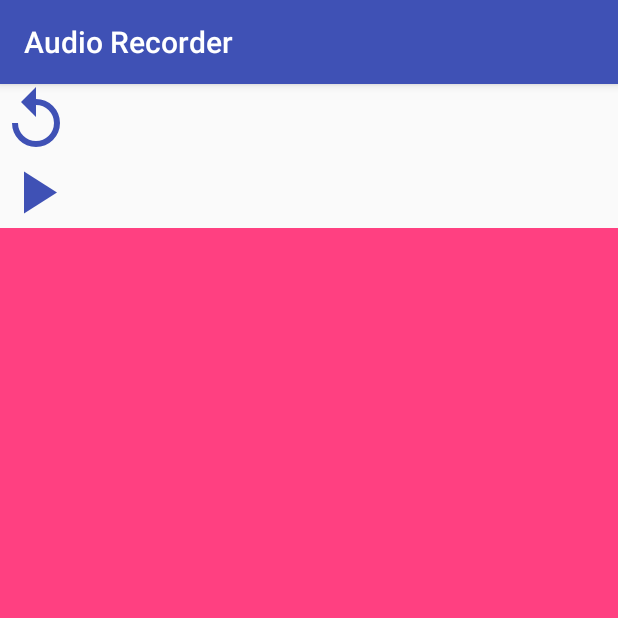
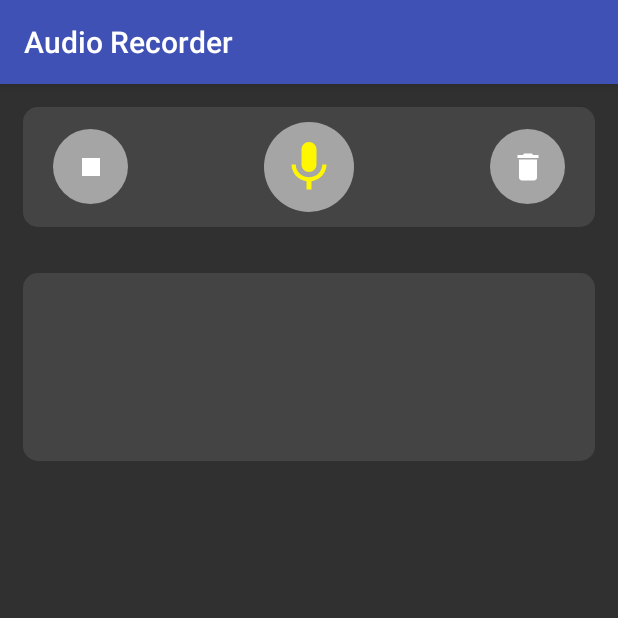
Before and after one commit to vivekweb2014/audio-recorder, an Android app: the screen it shows after launch (MainActivity), on a phone screen of 412 x 824 dp, the top half of it. Run offline under Robolectric (Android 15) with nearby library versions, the phone set to English and light mode, and no system bars; 1 statement that could not run was skipped.

Commit message:
Update the design to match with prototype

```diff
--- a/app/src/main/java/com/wirehall/audiorecorder/MainActivity.java
+++ b/app/src/main/java/com/wirehall/audiorecorder/MainActivity.java
@@ -29,7 +29,6 @@ public class MainActivity extends AppCompatActivity implements VisualizerFragmen
         setContentView(R.layout.main_activity);
     }
 
-
     private void initialize() {
         if (android.os.Build.VERSION.SDK_INT >= android.os.Build.VERSION_CODES.M
                 && checkSelfPermission(Manifest.permission.RECORD_AUDIO) != PackageManager.PERMISSION_GRANTED) {
@@ -44,26 +43,17 @@ public class MainActivity extends AppCompatActivity implements VisualizerFragmen
         mediaPlayer.setLooping(false);
     }
 
-    public void playPauseBtnClicked(ImageButton btnPlayPause) {
+    public void recordPauseBtnClicked(View view) {
+        ImageButton btnRecordPause = (ImageButton) view;
         if (mediaPlayer != null) {
             if (mediaPlayer.isPlaying()) {
                 mediaPlayer.pause();
-                btnPlayPause.setImageDrawable(ContextCompat.getDrawable(this, R.drawable.ic_play_red_48dp));
+                btnRecordPause.setImageDrawable(ContextCompat.getDrawable(this, R.drawable.ic_mic_black_24dp));
             } else {
                 mediaPlayer.start();
-                btnPlayPause.setImageDrawable(ContextCompat.getDrawable(this, R.drawable.ic_pause_red_48dp));
+                btnRecordPause.setImageDrawable(ContextCompat.getDrawable(this, R.drawable.ic_pause_black_24dp));
             }
         }
-    }
-
-    public void replay(View view) {
-        if (mediaPlayer != null) {
-            mediaPlayer.seekTo(0);
-        }
-    }
-
-    public void playPause(View view) {
-        playPauseBtnClicked((ImageButton) view);
     }
 
     @Override
@@ -82,5 +72,4 @@ public class MainActivity extends AppCompatActivity implements VisualizerFragmen
                 }
         }
     }
-
 }
--- a/app/src/main/java/com/wirehall/visualizer/VisualizerFragment.java
+++ b/app/src/main/java/com/wirehall/visualizer/VisualizerFragment.java
@@ -69,22 +69,24 @@ public class VisualizerFragment extends Fragment implements OnClickListener {
     @NonNull
     private List<BaseVisualizer> instantiateAllVisualizers() {
         BarVisualizer barVisualizer = new BarVisualizer(getActivity());
-        barVisualizer.setColor(ContextCompat.getColor(getActivity(), R.color.colorPrimaryDark));
+        barVisualizer.setColor(ContextCompat.getColor(getActivity(), R.color.visualizerColor));
+        barVisualizer.setDensity(100);
 
         CircleBarVisualizer circleBarVisualizer = new CircleBarVisualizer(getActivity());
-        circleBarVisualizer.setColor(ContextCompat.getColor(getActivity(), R.color.colorPrimaryDark));
+        circleBarVisualizer.setColor(ContextCompat.getColor(getActivity(), R.color.visualizerColor));
 
         CircleVisualizer circleVisualizer = new CircleVisualizer(getActivity());
-        circleVisualizer.setColor(ContextCompat.getColor(getActivity(), R.color.colorPrimaryDark));
+        circleVisualizer.setColor(ContextCompat.getColor(getActivity(), R.color.visualizerColor));
 
         LineBarVisualizer lineBarVisualizer = new LineBarVisualizer(getActivity());
-        lineBarVisualizer.setColor(ContextCompat.getColor(getActivity(), R.color.colorPrimaryDark));
+        lineBarVisualizer.setColor(ContextCompat.getColor(getActivity(), R.color.visualizerColor));
+        lineBarVisualizer.setDensity(100);
 
         LineVisualizer lineVisualizer = new LineVisualizer(getActivity());
-        lineVisualizer.setColor(ContextCompat.getColor(getActivity(), R.color.colorPrimaryDark));
+        lineVisualizer.setColor(ContextCompat.getColor(getActivity(), R.color.visualizerColor));
 
         BlazingColorVisualizer blazingColorVisualizer = new BlazingColorVisualizer(getActivity());
-        blazingColorVisualizer.setColor(ContextCompat.getColor(getActivity(), R.color.colorPrimaryDark));
+        blazingColorVisualizer.setColor(ContextCompat.getColor(getActivity(), R.color.visualizerColor));
 
         visualizers.add(barVisualizer);
         visualizers.add(circleBarVisualizer);
--- /dev/null
+++ b/app/src/main/res/drawable-v21/round_button.xml
@@ -0,0 +1,9 @@
+<?xml version="1.0" encoding="utf-8"?>
+<ripple xmlns:android="http://schemas.android.com/apk/res/android"
+    android:color="#A3A3A3">
+    <item>
+        <shape android:shape="oval">
+            <solid android:color="#A5A5A5"/>
+        </shape>
+    </item>
+</ripple>
--- /dev/null
+++ b/app/src/main/res/drawable/ic_delete_black_24dp.xml
@@ -0,0 +1,5 @@
+<vector android:height="24dp" android:tint="#FFFFFF"
+    android:viewportHeight="24.0" android:viewportWidth="24.0"
+    android:width="24dp" xmlns:android="http://schemas.android.com/apk/res/android">
+    <path android:fillColor="#FF000000" android:pathData="M6,19c0,1.1 0.9,2 2,2h8c1.1,0 2,-0.9 2,-2V7H6v12zM19,4h-3.5l-1,-1h-5l-1,1H5v2h14V4z"/>
+</vector>
--- /dev/null
+++ b/app/src/main/res/drawable/ic_mic_black_24dp.xml
@@ -0,0 +1,5 @@
+<vector android:height="40dp" android:tint="#FFF700"
+    android:viewportHeight="24.0" android:viewportWidth="24.0"
+    android:width="40dp" xmlns:android="http://schemas.android.com/apk/res/android">
+    <path android:fillColor="#FF000000" android:pathData="M12,14c1.66,0 2.99,-1.34 2.99,-3L15,5c0,-1.66 -1.34,-3 -3,-3S9,3.34 9,5v6c0,1.66 1.34,3 3,3zM17.3,11c0,3 -2.54,5.1 -5.3,5.1S6.7,14 6.7,11L5,11c0,3.41 2.72,6.23 6,6.72L11,21h2v-3.28c3.28,-0.48 6,-3.3 6,-6.72h-1.7z"/>
+</vector>
--- /dev/null
+++ b/app/src/main/res/drawable/ic_pause_black_24dp.xml
@@ -0,0 +1,5 @@
+<vector android:height="24dp" android:tint="#FFFFFF"
+    android:viewportHeight="24.0" android:viewportWidth="24.0"
+    android:width="24dp" xmlns:android="http://schemas.android.com/apk/res/android">
+    <path android:fillColor="#FF000000" android:pathData="M6,19h4L10,5L6,5v14zM14,5v14h4L18,5h-4z"/>
+</vector>
--- a/app/src/main/res/drawable/ic_pause_red_48dp.xml
+++ /dev/null
@@ -1,8 +0,0 @@
-<?xml version="1.0" encoding="utf-8"?>
-<vector xmlns:android="http://schemas.android.com/apk/res/android"
-    android:height="48dp"
-    android:width="48dp"
-    android:viewportWidth="24"
-    android:viewportHeight="24">
-    <path android:fillColor="#3F51B5" android:pathData="M14,19H18V5H14M6,19H10V5H6V19Z" />
-</vector>
--- a/app/src/main/res/drawable/ic_play_red_48dp.xml
+++ /dev/null
@@ -1,8 +0,0 @@
-<?xml version="1.0" encoding="utf-8"?>
-<vector xmlns:android="http://schemas.android.com/apk/res/android"
-    android:height="48dp"
-    android:width="48dp"
-    android:viewportWidth="24"
-    android:viewportHeight="24">
-    <path android:fillColor="#3F51B5" android:pathData="M8,5.14V19.14L19,12.14L8,5.14Z" />
-</vector>
--- a/app/src/main/res/drawable/ic_replay_red_48dp.xml
+++ /dev/null
@@ -1,8 +0,0 @@
-<?xml version="1.0" encoding="utf-8"?>
-<vector xmlns:android="http://schemas.android.com/apk/res/android"
-    android:height="48dp"
-    android:width="48dp"
-    android:viewportWidth="24"
-    android:viewportHeight="24">
-    <path android:fillColor="#3F51B5" android:pathData="M12,5V1L7,6L12,11V7A6,6 0 0,1 18,13A6,6 0 0,1 12,19A6,6 0 0,1 6,13H4A8,8 0 0,0 12,21A8,8 0 0,0 20,13A8,8 0 0,0 12,5Z" />
-</vector>
--- /dev/null
+++ b/app/src/main/res/drawable/ic_stop_black_24dp.xml
@@ -0,0 +1,5 @@
+<vector android:height="24dp" android:tint="#FFFFFF"
+    android:viewportHeight="24.0" android:viewportWidth="24.0"
+    android:width="24dp" xmlns:android="http://schemas.android.com/apk/res/android">
+    <path android:fillColor="#FF000000" android:pathData="M6,6h12v12H6z"/>
+</vector>
--- /dev/null
+++ b/app/src/main/res/drawable/round_button.xml
@@ -0,0 +1,13 @@
+<?xml version="1.0" encoding="utf-8"?>
+<selector xmlns:android="http://schemas.android.com/apk/res/android">
+    <item android:state_pressed="false">
+        <shape android:shape="oval">
+            <solid android:color="#A3A3A3"/>
+        </shape>
+    </item>
+    <item android:state_pressed="true">
+        <shape android:shape="oval">
+            <solid android:color="#A5A5A5"/>
+        </shape>
+    </item>
+</selector>
--- /dev/null
+++ b/app/src/main/res/drawable/view_segment.xml
@@ -0,0 +1,28 @@
+<?xml version="1.0" encoding="utf-8"?>
+<shape xmlns:android="http://schemas.android.com/apk/res/android"
+    android:shape="rectangle">
+
+    <!-- view background color -->
+    <solid android:color="@color/visualizerBackgroundColor"></solid>
+
+    <!-- view border color and width -->
+    <!--
+     <stroke
+        android:width="3dp"
+        android:color="#1c1b20" >
+        </stroke>
+    -->
+
+    <!-- If you want to add some padding -->
+    <!--
+    <padding
+        android:bottom="4dp"
+        android:left="4dp"
+        android:right="4dp"
+        android:top="4dp"></padding>
+    -->
+
+    <!-- Here is the corner radius -->
+    <corners android:radius="10dp"></corners>
+
+</shape>
--- a/app/src/main/res/layout/main_activity.xml
+++ b/app/src/main/res/layout/main_activity.xml
@@ -3,27 +3,64 @@
     xmlns:tools="http://schemas.android.com/tools"
     android:layout_width="match_parent"
     android:layout_height="match_parent"
+    android:background="@color/appBackgroundColor"
     android:orientation="vertical"
     tools:context=".MainActivity">
 
-    <ImageButton
-        android:layout_width="48dp"
-        android:layout_height="48dp"
-        android:layout_marginEnd="8dp"
-        android:layout_marginRight="8dp"
-        android:background="@android:color/transparent"
-        android:contentDescription="@string/image_replay_button"
-        android:onClick="replay"
-        android:src="@drawable/ic_replay_red_48dp" />
+    <RelativeLayout
+        android:layout_width="match_parent"
+        android:layout_height="80dp"
+        android:layout_margin="15dp"
+        android:background="@drawable/view_segment"
+        android:orientation="horizontal">
 
         <ImageButton
-        android:id="@+id/ib_play_pause"
-        android:layout_width="48dp"
-        android:layout_height="48dp"
-        android:background="@android:color/transparent"
-        android:contentDescription="@string/image_play_pause"
-        android:onClick="playPause"
-        android:src="@drawable/ic_play_red_48dp" />
+            android:id="@+id/ib_stop"
+            android:layout_width="50dp"
+            android:layout_height="50dp"
+            android:layout_alignParentLeft="true"
+            android:layout_alignParentStart="true"
+            android:layout_centerVertical="true"
+            android:layout_marginLeft="20dp"
+            android:layout_marginStart="20dp"
+            android:background="@drawable/round_button"
+            android:src="@drawable/ic_stop_black_24dp"
+            android:contentDescription="Stop Recording" />
+
+
+        <ImageButton
+            android:id="@+id/ib_record"
+            android:layout_width="60dp"
+            android:layout_height="60dp"
+            android:layout_centerHorizontal="true"
+            android:layout_centerVertical="true"
+            android:background="@drawable/round_button"
+            android:src="@drawable/ic_mic_black_24dp"
+            android:onClick="recordPauseBtnClicked"
+            android:contentDescription="Start/Pause Recording" />
+
+
+        <ImageButton
+            android:id="@+id/ib_delete"
+            android:layout_width="50dp"
+            android:layout_height="50dp"
+            android:layout_alignParentEnd="true"
+            android:layout_alignParentRight="true"
+            android:layout_centerVertical="true"
+            android:layout_marginEnd="20dp"
+            android:layout_marginRight="20dp"
+            android:background="@drawable/round_button"
+            android:src="@drawable/ic_delete_black_24dp"
+            android:contentDescription="Delete Recording" />
+
+    </RelativeLayout>
+
+    <FrameLayout
+        android:layout_width="match_parent"
+        android:layout_height="125dp"
+        android:layout_margin="15dp"
+        android:background="@drawable/view_segment"
+        android:orientation="vertical">
 
         <fragment
             android:id="@+id/visualizer_fragment"
@@ -31,5 +68,6 @@
             android:layout_width="match_parent"
             android:layout_height="match_parent"
             tools:layout="@layout/visualizer_fragment" />
+    </FrameLayout>
 
 </LinearLayout>
--- a/app/src/main/res/layout/visualizer_fragment.xml
+++ b/app/src/main/res/layout/visualizer_fragment.xml
@@ -2,7 +2,6 @@
     xmlns:tools="http://schemas.android.com/tools"
     android:layout_width="match_parent"
     android:layout_height="match_parent"
-    android:background="@color/colorAccent"
     android:orientation="vertical"
     tools:context="com.wirehall.visualizer.VisualizerFragment">
 
--- a/app/src/main/res/values/colors.xml
+++ b/app/src/main/res/values/colors.xml
@@ -3,4 +3,8 @@
     <color name="colorPrimary">#3F51B5</color>
     <color name="colorPrimaryDark">#303F9F</color>
     <color name="colorAccent">#FF4081</color>
+
+    <color name="appBackgroundColor">#303030</color>
+    <color name="visualizerColor">#FFFFFF</color>
+    <color name="visualizerBackgroundColor">#444444</color>
 </resources>
```
Lines whose indentation alone changed are shown as unchanged.
